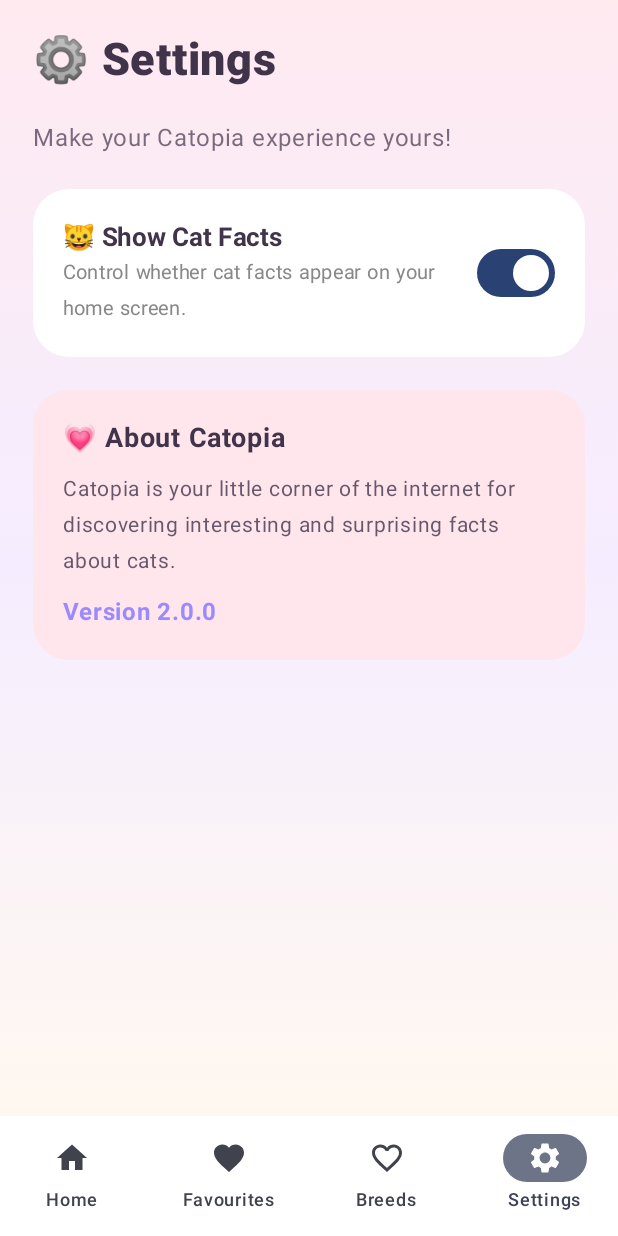
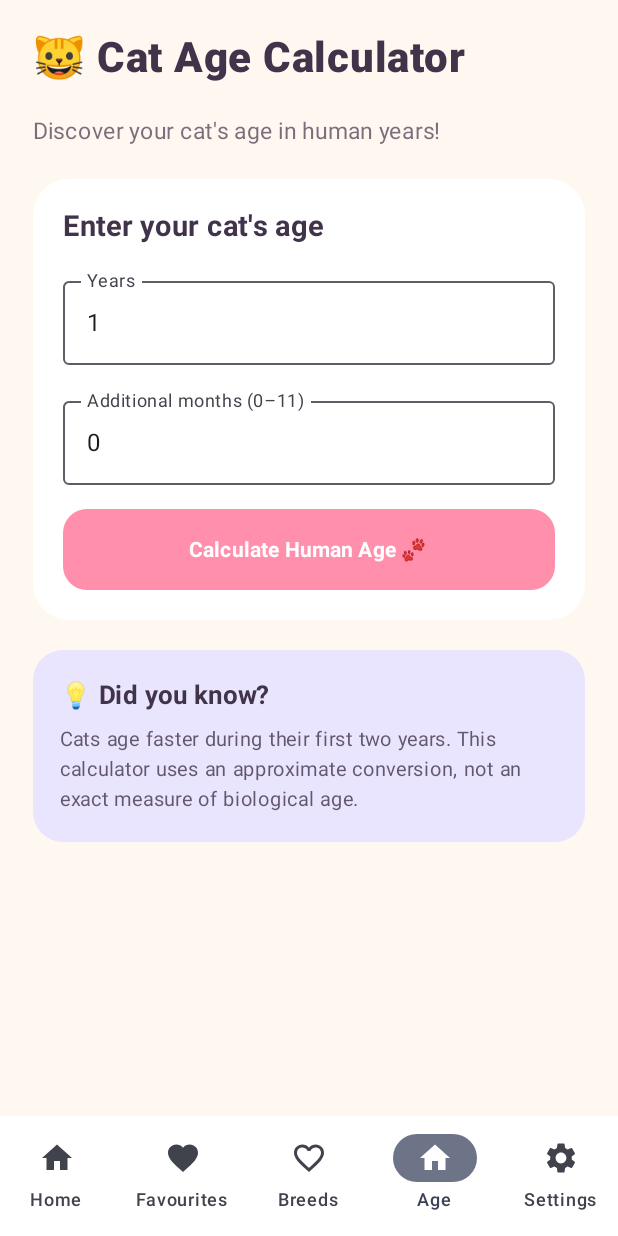
Before and after one commit to nir17roy/utility-app-assessment, an Android app built with Jetpack Compose: the screen it shows after launch (MainActivity), item 4 of the bottom bar chosen, on a phone screen of 412 x 824 dp. Run offline under Robolectric (Android 15) with nearby library versions, the phone set to English and light mode, and no system bars.

Commit message:
feat: add Cat Age Calculator with human age conversion

```diff
--- a/app/src/main/java/au/edu/jcu/assessment/utilityapp/MainActivity.kt
+++ b/app/src/main/java/au/edu/jcu/assessment/utilityapp/MainActivity.kt
@@ -29,6 +29,7 @@ import androidx.compose.ui.tooling.preview.Preview
 import androidx.lifecycle.viewmodel.compose.viewModel
 import au.edu.jcu.assessment.utilityapp.ui.UtilityViewModel
 import au.edu.jcu.assessment.utilityapp.ui.CatBreedScreen
+import au.edu.jcu.assessment.utilityapp.ui.CatAgeCalculatorScreen
 import au.edu.jcu.assessment.utilityapp.ui.theme.MobileTech_UtilityAppTheme
 
 private val Pink = Color(0xFFFF8FAB)
@@ -81,10 +82,7 @@ fun UtilityApp() {
                     selected = selectedTab == "Favourites",
                     onClick = { selectedTab = "Favourites" },
                     icon = {
-                        Icon(
-                            Icons.Default.Favorite,
-                            contentDescription = "Favourites"
-                        )
+                        Icon(Icons.Default.Favorite, contentDescription = "Favourites")
                     },
                     label = { Text("Favourites") }
                 )
@@ -93,12 +91,18 @@ fun UtilityApp() {
                     selected = selectedTab == "Breeds",
                     onClick = { selectedTab = "Breeds" },
                     icon = {
-                        Icon(
-                            Icons.Outlined.FavoriteBorder,
-                            contentDescription = "Breeds"
-                        )
+                        Icon(Icons.Outlined.FavoriteBorder, contentDescription = "Breeds")
                     },
                     label = { Text("Breeds") }
+                )
+
+                NavigationBarItem(
+                    selected = selectedTab == "Age Calculator",
+                    onClick = { selectedTab = "Age Calculator" },
+                    icon = {
+                        Icon(Icons.Default.Home, contentDescription = "Age Calculator")
+                    },
+                    label = { Text("Age") }
                 )
 
                 NavigationBarItem(
@@ -131,6 +135,7 @@ fun UtilityApp() {
                 "Home" -> UtilityScreen(viewModel)
                 "Favourites" -> FavouritesScreen(viewModel)
                 "Breeds" -> CatBreedScreen()
+                "Age Calculator" -> CatAgeCalculatorScreen()
                 "Settings" -> SettingsScreen(viewModel)
             }
         }
@@ -139,7 +144,6 @@ fun UtilityApp() {
 
 @Composable
 fun UtilityScreen(viewModel: UtilityViewModel) {
-
     Column(
         modifier = Modifier
             .fillMaxSize()
@@ -147,7 +151,6 @@ fun UtilityScreen(viewModel: UtilityViewModel) {
             .padding(22.dp),
         verticalArrangement = Arrangement.spacedBy(20.dp)
     ) {
-
         Row(
             modifier = Modifier.fillMaxWidth(),
             horizontalArrangement = Arrangement.SpaceBetween,
@@ -161,14 +164,12 @@ fun UtilityScreen(viewModel: UtilityViewModel) {
                     fontWeight = FontWeight.Bold,
                     letterSpacing = 2.sp
                 )
-
                 Text(
                     "Catopia 🐱",
                     color = DarkText,
                     fontSize = 34.sp,
                     fontWeight = FontWeight.ExtraBold
                 )
-
                 Text(
                     "A little happiness, one paw at a time.",
                     color = DarkText.copy(alpha = 0.7f),
@@ -181,11 +182,7 @@ fun UtilityScreen(viewModel: UtilityViewModel) {
                 color = Color.White,
                 shadowElevation = 5.dp
             ) {
-                Text(
-                    "🐾",
-                    fontSize = 36.sp,
-                    modifier = Modifier.padding(12.dp)
-                )
+                Text("🐾", fontSize = 36.sp, modifier = Modifier.padding(12.dp))
             }
         }
 
@@ -204,14 +201,12 @@ fun UtilityScreen(viewModel: UtilityViewModel) {
                     fontSize = 12.sp,
                     fontWeight = FontWeight.Bold
                 )
-
                 Text(
                     "Did you know something pawsome today?",
                     color = Color.White,
                     fontSize = 23.sp,
                     fontWeight = FontWeight.Bold
                 )
-
                 Text(
                     "Discover fascinating facts about our furry friends!",
                     color = Color.White.copy(alpha = 0.9f),
@@ -231,11 +226,7 @@ fun UtilityScreen(viewModel: UtilityViewModel) {
                 fontSize = 21.sp,
                 fontWeight = FontWeight.Bold
             )
-
-            Surface(
-                color = LightPink,
-                shape = RoundedCornerShape(50.dp)
-            ) {
+            Surface(color = LightPink, shape = RoundedCornerShape(50.dp)) {
                 Text(
                     "Facts: ${viewModel.discoveredCount}",
                     color = DarkText,
@@ -256,16 +247,11 @@ fun UtilityScreen(viewModel: UtilityViewModel) {
                 modifier = Modifier.padding(22.dp),
                 verticalArrangement = Arrangement.spacedBy(16.dp)
             ) {
-
                 Text("🐈", fontSize = 38.sp)
 
                 when {
                     !viewModel.showCatFact -> {
-                        Text(
-                            "Your cat facts are hidden!",
-                            color = DarkText,
-                            fontSize = 17.sp
-                        )
+                        Text("Your cat facts are hidden!", color = DarkText, fontSize = 17.sp)
                     }
 
                     viewModel.isLoading -> {
@@ -279,15 +265,8 @@ fun UtilityScreen(viewModel: UtilityViewModel) {
                     }
 
                     viewModel.utilityData.isBlank() -> {
-                        Text(
-                            "Ready for a fun cat fact?",
-                            color = DarkText,
-                            fontSize = 17.sp
-                        )
-                        Text(
-                            "Tap below to discover something new!",
-                            color = Color.Gray
-                        )
+                        Text("Ready for a fun cat fact?", color = DarkText, fontSize = 17.sp)
+                        Text("Tap below to discover something new!", color = Color.Gray)
                     }
 
                     else -> {
@@ -302,24 +281,19 @@ fun UtilityScreen(viewModel: UtilityViewModel) {
                             modifier = Modifier.fillMaxWidth(),
                             horizontalArrangement = Arrangement.End
                         ) {
-                            IconButton(
-                                onClick = { viewModel.toggleFavourite() }
-                            ) {
+                            IconButton(onClick = { viewModel.toggleFavourite() }) {
                                 Icon(
                                     imageVector = if (viewModel.isCurrentFactFavourite)
                                         Icons.Default.Favorite
-                                    else
-                                        Icons.Outlined.FavoriteBorder,
+                                    else Icons.Outlined.FavoriteBorder,
                                     contentDescription = "Toggle favourite",
                                     tint = Pink
                                 )
                             }
 
                             Text(
-                                if (viewModel.isCurrentFactFavourite)
-                                    "Saved"
-                                else
-                                    "Add to favourites",
+                                if (viewModel.isCurrentFactFavourite) "Saved"
+                                else "Add to favourites",
                                 color = Pink,
                                 modifier = Modifier.align(Alignment.CenterVertically),
                                 fontSize = 13.sp
@@ -333,9 +307,7 @@ fun UtilityScreen(viewModel: UtilityViewModel) {
                 Button(
                     onClick = { viewModel.loadData() },
                     enabled = !viewModel.isLoading && viewModel.showCatFact,
-                    modifier = Modifier
-                        .fillMaxWidth()
-                        .height(54.dp),
+                    modifier = Modifier.fillMaxWidth().height(54.dp),
                     shape = RoundedCornerShape(16.dp),
                     colors = ButtonDefaults.buttonColors(containerColor = Pink)
                 ) {
@@ -348,33 +320,16 @@ fun UtilityScreen(viewModel: UtilityViewModel) {
             }
         }
 
-        Text(
-            "Why we love cats 💗",
-            color = DarkText,
-            fontSize = 21.sp,
-            fontWeight = FontWeight.Bold
-        )
+        Text("Why we love cats 💗", color = DarkText, fontSize = 21.sp, fontWeight = FontWeight.Bold)
 
         Row(horizontalArrangement = Arrangement.spacedBy(12.dp)) {
-            FunCard(
-                "😻", "Cute", "Little bundles of joy",
-                Color(0xFFFFDDE6), Modifier.weight(1f)
-            )
-            FunCard(
-                "🐾", "Curious", "Always exploring",
-                Color(0xFFE5DEFF), Modifier.weight(1f)
-            )
+            FunCard("😻", "Cute", "Little bundles of joy", Color(0xFFFFDDE6), Modifier.weight(1f))
+            FunCard("🐾", "Curious", "Always exploring", Color(0xFFE5DEFF), Modifier.weight(1f))
         }
 
         Row(horizontalArrangement = Arrangement.spacedBy(12.dp)) {
-            FunCard(
-                "💤", "Sleepy", "Professional nappers",
-                Color(0xFFFFEBC8), Modifier.weight(1f)
-            )
-            FunCard(
-                "❤️", "Loving", "Our furry friends",
-                Color(0xFFDDF5E8), Modifier.weight(1f)
-            )
+            FunCard("💤", "Sleepy", "Professional nappers", Color(0xFFFFEBC8), Modifier.weight(1f))
+            FunCard("❤️", "Loving", "Our furry friends", Color(0xFFDDF5E8), Modifier.weight(1f))
         }
 
         Text(
@@ -389,27 +344,12 @@ fun UtilityScreen(viewModel: UtilityViewModel) {
 
 @Composable
 fun FavouritesScreen(viewModel: UtilityViewModel) {
-
     Column(
-        modifier = Modifier
-            .fillMaxSize()
-            .verticalScroll(rememberScrollState())
-            .padding(22.dp),
+        modifier = Modifier.fillMaxSize().verticalScroll(rememberScrollState()).padding(22.dp),
         verticalArrangement = Arrangement.spacedBy(18.dp)
     ) {
-
-        Text(
-            "❤️ Your Favourites",
-            color = DarkText,
-            fontSize = 29.sp,
-            fontWeight = FontWeight.ExtraBold
-        )
-
-        Text(
-            "${viewModel.favouriteFacts.size} lovely facts saved",
-            color = Color.Gray,
-            fontSize = 14.sp
-        )
+        Text("❤️ Your Favourites", color = DarkText, fontSize = 29.sp, fontWeight = FontWeight.ExtraBold)
+        Text("${viewModel.favouriteFacts.size} lovely facts saved", color = Color.Gray, fontSize = 14.sp)
 
         if (viewModel.favouriteFacts.isEmpty()) {
             Card(
@@ -418,21 +358,12 @@ fun FavouritesScreen(viewModel: UtilityViewModel) {
                 colors = CardDefaults.cardColors(containerColor = Color.White)
             ) {
                 Column(
-                    modifier = Modifier
-                        .fillMaxWidth()
-                        .padding(30.dp),
+                    modifier = Modifier.fillMaxWidth().padding(30.dp),
                     horizontalAlignment = Alignment.CenterHorizontally,
                     verticalArrangement = Arrangement.spacedBy(12.dp)
                 ) {
                     Text("🐱", fontSize = 55.sp)
-
-                    Text(
-                        "No favourites yet!",
-                        color = DarkText,
-                        fontSize = 20.sp,
-                        fontWeight = FontWeight.Bold
-                    )
-
+                    Text("No favourites yet!", color = DarkText, fontSize = 20.sp, fontWeight = FontWeight.Bold)
                     Text(
                         "Go to Home and tap the heart on any cat fact to save it here.",
                         color = Color.Gray,
@@ -443,7 +374,6 @@ fun FavouritesScreen(viewModel: UtilityViewModel) {
             }
         } else {
             viewModel.favouriteFacts.toList().forEachIndexed { index, fact ->
-
                 Card(
                     modifier = Modifier.fillMaxWidth(),
                     shape = RoundedCornerShape(22.dp),
@@ -458,29 +388,12 @@ fun FavouritesScreen(viewModel: UtilityViewModel) {
                             modifier = Modifier.fillMaxWidth(),
                             horizontalArrangement = Arrangement.SpaceBetween
                         ) {
-                            Text(
-                                "🐾 Favourite #${index + 1}",
-                                color = Purple,
-                                fontWeight = FontWeight.Bold
-                            )
-
-                            IconButton(
-                                onClick = { viewModel.removeFavourite(fact) }
-                            ) {
-                                Icon(
-                                    Icons.Default.Favorite,
-                                    contentDescription = "Remove favourite",
-                                    tint = Pink
-                                )
+                            Text("🐾 Favourite #${index + 1}", color = Purple, fontWeight = FontWeight.Bold)
+                            IconButton(onClick = { viewModel.removeFavourite(fact) }) {
+                                Icon(Icons.Default.Favorite, contentDescription = "Remove favourite", tint = Pink)
                             }
                         }
-
-                        Text(
-                            fact,
-                            color = DarkText,
-                            fontSize = 15.sp,
-                            lineHeight = 24.sp
-                        )
+                        Text(fact, color = DarkText, fontSize = 15.sp, lineHeight = 24.sp)
                     }
                 }
             }
@@ -502,9 +415,7 @@ fun FunCard(
         colors = CardDefaults.cardColors(containerColor = background)
     ) {
         Column(
-            modifier = Modifier
-                .fillMaxWidth()
-                .padding(16.dp),
+            modifier = Modifier.fillMaxWidth().padding(16.dp),
             horizontalAlignment = Alignment.CenterHorizontally,
             verticalArrangement = Arrangement.spacedBy(7.dp)
         ) {
@@ -522,26 +433,12 @@ fun FunCard(
 
 @Composable
 fun SettingsScreen(viewModel: UtilityViewModel) {
-
     Column(
-        modifier = Modifier
-            .fillMaxSize()
-            .verticalScroll(rememberScrollState())
-            .padding(22.dp),
+        modifier = Modifier.fillMaxSize().verticalScroll(rememberScrollState()).padding(22.dp),
         verticalArrangement = Arrangement.spacedBy(22.dp)
     ) {
-
-        Text(
-            "⚙️ Settings",
-            color = DarkText,
-            fontSize = 30.sp,
-            fontWeight = FontWeight.ExtraBold
-        )
-
-        Text(
-            "Make your Catopia experience yours!",
-            color = DarkText.copy(alpha = 0.7f)
-        )
+        Text("⚙️ Settings", color = DarkText, fontSize = 30.sp, fontWeight = FontWeight.ExtraBold)
+        Text("Make your Catopia experience yours!", color = DarkText.copy(alpha = 0.7f))
 
         Card(
             modifier = Modifier.fillMaxWidth(),
@@ -549,32 +446,21 @@ fun SettingsScreen(viewModel: UtilityViewModel) {
             colors = CardDefaults.cardColors(containerColor = Color.White)
         ) {
             Row(
-                modifier = Modifier
-                    .fillMaxWidth()
-                    .padding(20.dp),
+                modifier = Modifier.fillMaxWidth().padding(20.dp),
                 horizontalArrangement = Arrangement.SpaceBetween,
                 verticalAlignment = Alignment.CenterVertically
             ) {
                 Column(modifier = Modifier.weight(1f)) {
-                    Text(
-                        "🐱 Show Cat Facts",
-                        color = DarkText,
-                        fontSize = 17.sp,
-                        fontWeight = FontWeight.Bold
-                    )
-
+                    Text("🐱 Show Cat Facts", color = DarkText, fontSize = 17.sp, fontWeight = FontWeight.Bold)
                     Text(
                         "Control whether cat facts appear on your home screen.",
                         color = Color.Gray,
                         fontSize = 13.sp
                     )
                 }
-
                 Switch(
                     checked = viewModel.showCatFact,
-                    onCheckedChange = {
-                        viewModel.setCatFactVisibility(it)
-                    }
+                    onCheckedChange = { viewModel.setCatFactVisibility(it) }
                 )
             }
         }
@@ -588,24 +474,13 @@ fun SettingsScreen(viewModel: UtilityViewModel) {
                 modifier = Modifier.padding(20.dp),
                 verticalArrangement = Arrangement.spacedBy(10.dp)
             ) {
-                Text(
-                    "💗 About Catopia",
-                    color = DarkText,
-                    fontSize = 18.sp,
-                    fontWeight = FontWeight.Bold
-                )
-
+                Text("💗 About Catopia", color = DarkText, fontSize = 18.sp, fontWeight = FontWeight.Bold)
                 Text(
                     "Catopia is your little corner of the internet for discovering interesting and surprising facts about cats.",
                     color = DarkText.copy(alpha = 0.8f),
                     fontSize = 14.sp
                 )
-
-                Text(
-                    "Version 2.0.0",
-                    color = Purple,
-                    fontWeight = FontWeight.Bold
-                )
+                Text("Version 2.0.0", color = Purple, fontWeight = FontWeight.Bold)
             }
         }
     }
--- /dev/null
+++ b/app/src/main/java/au/edu/jcu/assessment/utilityapp/ui/CatAgeCalculatorScreen.kt
@@ -0,0 +1,246 @@
+
+package au.edu.jcu.assessment.utilityapp.ui
+
+import androidx.compose.foundation.background
+import androidx.compose.foundation.layout.*
+import androidx.compose.foundation.shape.RoundedCornerShape
+import androidx.compose.foundation.text.KeyboardOptions
+import androidx.compose.material3.*
+import androidx.compose.runtime.*
+import androidx.compose.ui.Alignment
+import androidx.compose.ui.Modifier
+import androidx.compose.ui.graphics.Color
+import androidx.compose.ui.text.font.FontWeight
+import androidx.compose.ui.text.input.KeyboardType
+import androidx.compose.ui.text.style.TextAlign
+import androidx.compose.ui.unit.dp
+import androidx.compose.ui.unit.sp
+
+private val AgePurple = Color(0xFF9B8AFB)
+private val AgePink = Color(0xFFFF8FAB)
+private val AgeDark = Color(0xFF40334A)
+private val AgeCream = Color(0xFFFFF8F0)
+
+@Composable
+fun CatAgeCalculatorScreen() {
+    var yearsInput by remember { mutableStateOf("1") }
+    var monthsInput by remember { mutableStateOf("0") }
+    var humanAge by remember { mutableStateOf<Int?>(null) }
+    var lifeStage by remember { mutableStateOf("") }
+    var description by remember { mutableStateOf("") }
+    var errorMessage by remember { mutableStateOf("") }
+
+    fun calculateAge() {
+        val years = yearsInput.toIntOrNull()
+        val months = monthsInput.toIntOrNull()
+
+        if (years == null || months == null ||
+            years < 0 || months !in 0..11 ||
+            years > 30 || (years == 30 && months > 0)
+        ) {
+            errorMessage = "Enter a valid age (0–30 years and 0–11 months)."
+            humanAge = null
+            return
+        }
+
+        val totalMonths = years * 12 + months
+        val catYears = totalMonths / 12.0
+
+        val result = when {
+            catYears <= 1 -> catYears * 15
+            catYears <= 2 -> 15 + (catYears - 1) * 9
+            else -> 24 + (catYears - 2) * 4
+        }
+
+        humanAge = result.toInt()
+        lifeStage = when {
+            catYears < 1 -> "Kitten 🐱"
+            catYears < 2 -> "Young Adult 😺"
+            catYears < 11 -> "Adult 🐈"
+            else -> "Senior Cat 🐾"
+        }
+
+        description = when {
+            catYears < 1 ->
+                "Your little friend is still growing and discovering the world!"
+            catYears < 2 ->
+                "Your cat is becoming more independent and energetic."
+            catYears < 11 ->
+                "Your cat is in its adult years. Keep up the love and care!"
+            else ->
+                "Your senior companion deserves extra comfort and attention."
+        }
+
+        errorMessage = ""
+    }
+
+    Column(
+        modifier = Modifier
+            .fillMaxSize()
+            .background(AgeCream)
+            .padding(22.dp),
+        verticalArrangement = Arrangement.spacedBy(20.dp)
+    ) {
+        Text(
+            text = "🐱 Cat Age Calculator",
+            fontSize = 28.sp,
+            fontWeight = FontWeight.ExtraBold,
+            color = AgeDark
+        )
+
+        Text(
+            text = "Discover your cat's age in human years!",
+            fontSize = 15.sp,
+            color = AgeDark.copy(alpha = 0.7f)
+        )
+
+        Card(
+            modifier = Modifier.fillMaxWidth(),
+            shape = RoundedCornerShape(24.dp),
+            colors = CardDefaults.cardColors(
+                containerColor = Color.White
+            )
+        ) {
+            Column(
+                modifier = Modifier.padding(20.dp),
+                verticalArrangement = Arrangement.spacedBy(16.dp)
+            ) {
+                Text(
+                    "Enter your cat's age",
+                    fontSize = 19.sp,
+                    fontWeight = FontWeight.Bold,
+                    color = AgeDark
+                )
+
+                OutlinedTextField(
+                    value = yearsInput,
+                    onValueChange = {
+                        yearsInput = it.filter { char -> char.isDigit() }
+                    },
+                    label = { Text("Years") },
+                    keyboardOptions = KeyboardOptions(
+                        keyboardType = KeyboardType.Number
+                    ),
+                    singleLine = true,
+                    modifier = Modifier.fillMaxWidth()
+                )
+
+                OutlinedTextField(
+                    value = monthsInput,
+                    onValueChange = {
+                        monthsInput = it.filter { char -> char.isDigit() }
+                    },
+                    label = { Text("Additional months (0–11)") },
+                    keyboardOptions = KeyboardOptions(
+                        keyboardType = KeyboardType.Number
+                    ),
+                    singleLine = true,
+                    modifier = Modifier.fillMaxWidth()
+                )
+
+                if (errorMessage.isNotEmpty()) {
+                    Text(
+                        errorMessage,
+                        color = MaterialTheme.colorScheme.error,
+                        fontSize = 13.sp
+                    )
+                }
+
+                Button(
+                    onClick = { calculateAge() },
+                    modifier = Modifier
+                        .fillMaxWidth()
+                        .height(54.dp),
+                    shape = RoundedCornerShape(16.dp),
+                    colors = ButtonDefaults.buttonColors(
+                        containerColor = AgePink
+                    )
+                ) {
+                    Text(
+                        "Calculate Human Age 🐾",
+                        fontWeight = FontWeight.Bold
+                    )
+                }
+            }
+        }
+
+        humanAge?.let { age ->
+            Card(
+                modifier = Modifier.fillMaxWidth(),
+                shape = RoundedCornerShape(24.dp),
+                colors = CardDefaults.cardColors(
+                    containerColor = Color(0xFFFFE5EC)
+                )
+            ) {
+                Column(
+                    modifier = Modifier
+                        .fillMaxWidth()
+                        .padding(24.dp),
+                    horizontalAlignment = Alignment.CenterHorizontally,
+                    verticalArrangement = Arrangement.spacedBy(12.dp)
+                ) {
+                    Text("🎉", fontSize = 42.sp)
+
+                    Text(
+                        "Your cat is approximately",
+                        color = AgeDark,
+                        fontSize = 15.sp
+                    )
+
+                    Text(
+                        "$age human years",
+                        color = AgePurple,
+                        fontSize = 30.sp,
+                        fontWeight = FontWeight.ExtraBold,
+                        textAlign = TextAlign.Center
+                    )
+
+                    HorizontalDivider(color = AgePink)
+
+                    Text(
+                        lifeStage,
+                        color = AgeDark,
+                        fontSize = 21.sp,
+                        fontWeight = FontWeight.Bold
+                    )
+
+                    Text(
+                        description,
+                        color = AgeDark.copy(alpha = 0.8f),
+                        textAlign = TextAlign.Center,
+                        fontSize = 14.sp
+                    )
+                }
+            }
+        }
+
+        Card(
+            modifier = Modifier.fillMaxWidth(),
+            shape = RoundedCornerShape(20.dp),
+            colors = CardDefaults.cardColors(
+                containerColor = Color(0xFFEAE5FF)
+            )
+        ) {
+            Column(
+                modifier = Modifier.padding(18.dp),
+                verticalArrangement = Arrangement.spacedBy(8.dp)
+            ) {
+                Text(
+                    "💡 Did you know?",
+                    color = AgeDark,
+                    fontWeight = FontWeight.Bold,
+                    fontSize = 17.sp
+                )
+
+                Text(
+                    "Cats age faster during their first two years. " +
+                            "This calculator uses an approximate conversion, " +
+                            "not an exact measure of biological age.",
+                    color = AgeDark.copy(alpha = 0.8f),
+                    fontSize = 13.sp,
+                    lineHeight = 20.sp
+                )
+            }
+        }
+    }
+}
```
